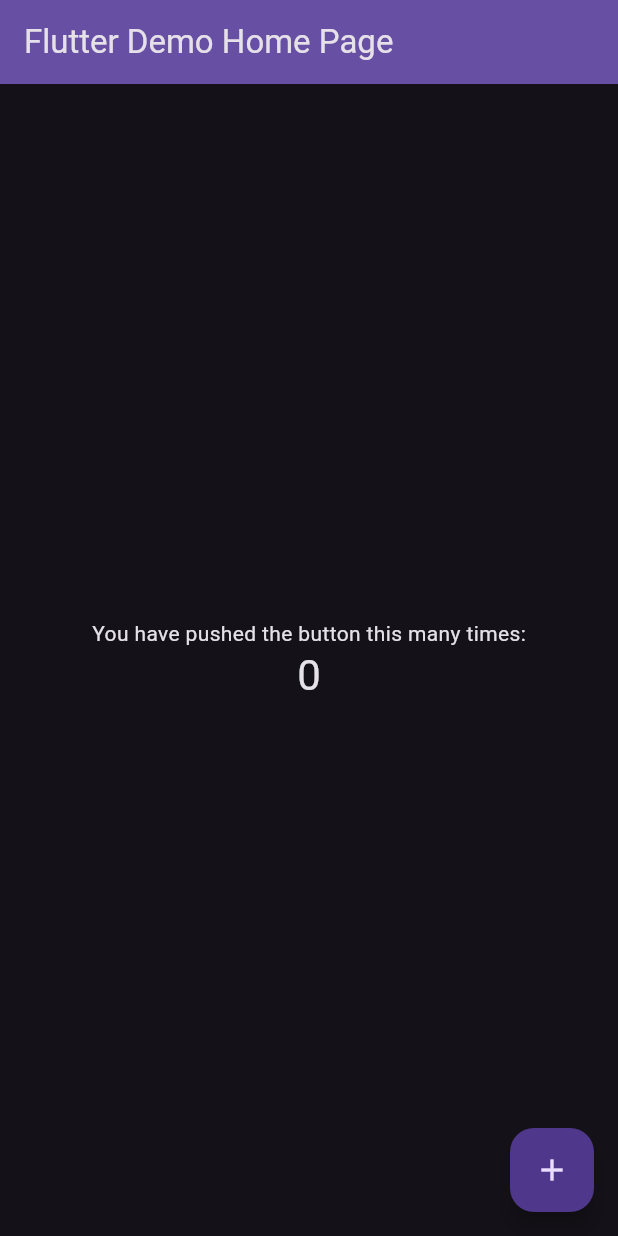
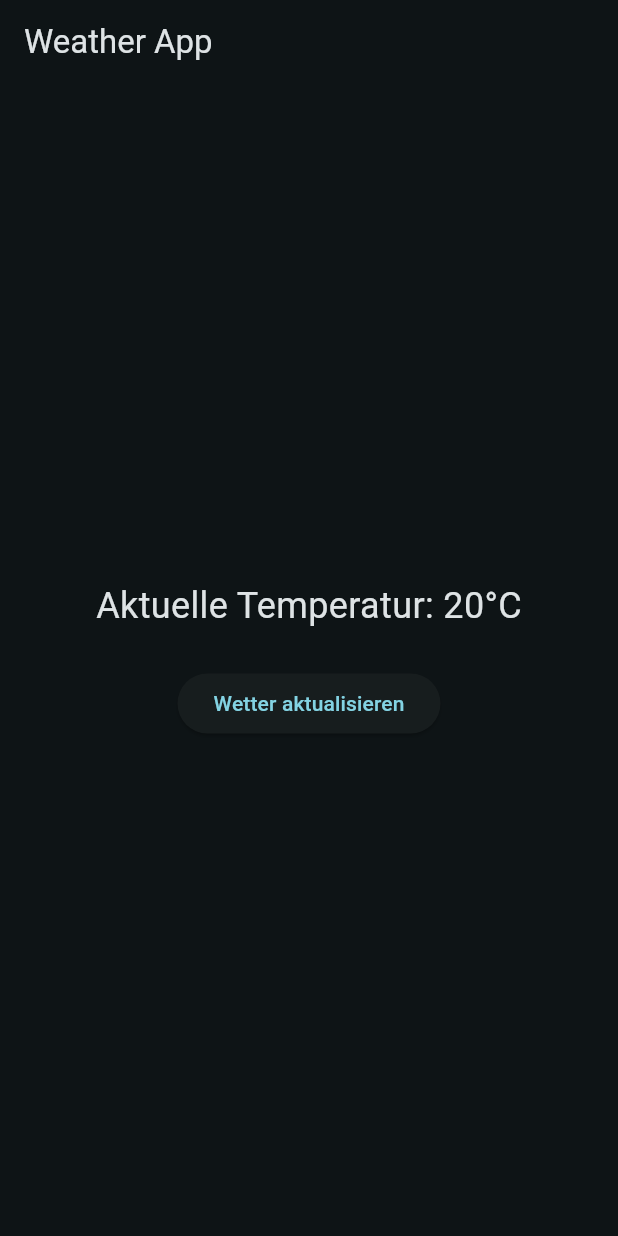
Before and after one commit to jessicaernst/weather_app, a Flutter app: the screen it shows after launch, on a phone screen of 412 x 824 dp. Run offline on Flutter 3.47's test engine with Material 3 defaults, Android fonts, the phone set to English and light mode, and no system bars; our stand-ins replace flutter_native_splash, flutter_riverpod.

Commit message:
feat: add simple UI task

```diff
--- a/lib/app/weather_app.dart
+++ b/lib/app/weather_app.dart
@@ -8,7 +8,14 @@ class WeatherApp extends StatelessWidget {
   Widget build(BuildContext context) {
     return MaterialApp(
       title: 'Weather App',
-      theme: ThemeData.dark(),
+      theme: ThemeData(
+        brightness: Brightness.dark,
+        colorScheme: ColorScheme.fromSeed(
+          seedColor: Colors.cyan,
+          brightness: Brightness.dark,
+        ),
+        useMaterial3: true,
+      ),
       home: const WeatherPage(title: 'Flutter Demo Home Page'),
     );
   }
--- a/lib/presentation/screens/weather_page.dart
+++ b/lib/presentation/screens/weather_page.dart
@@ -10,38 +10,26 @@ class WeatherPage extends StatefulWidget {
 }
 
 class _WeatherPageState extends State<WeatherPage> {
-  int _counter = 0;
-
-  void _incrementCounter() {
-    setState(() {
-      _counter++;
-    });
-  }
-
   @override
   Widget build(BuildContext context) {
     return Scaffold(
-      appBar: AppBar(
-        backgroundColor: Theme.of(context).colorScheme.inversePrimary,
-        title: Text(widget.title),
-      ),
+      appBar: AppBar(title: const Text('Weather App')),
       body: Center(
         child: Column(
           mainAxisAlignment: MainAxisAlignment.center,
-          children: <Widget>[
-            const Text('You have pushed the button this many times:'),
-            Text(
-              '$_counter',
-              style: Theme.of(context).textTheme.headlineMedium,
+          spacing: 24,
+          children: [
+            const Text(
+              'Aktuelle Temperatur: 20°C',
+              style: TextStyle(fontSize: 24),
+            ),
+            ElevatedButton(
+              onPressed: () {},
+              child: const Text('Wetter aktualisieren'),
             ),
           ],
         ),
       ),
-      floatingActionButton: FloatingActionButton(
-        onPressed: _incrementCounter,
-        tooltip: 'Increment',
-        child: const Icon(Icons.add),
-      ),
     );
   }
 }
```
